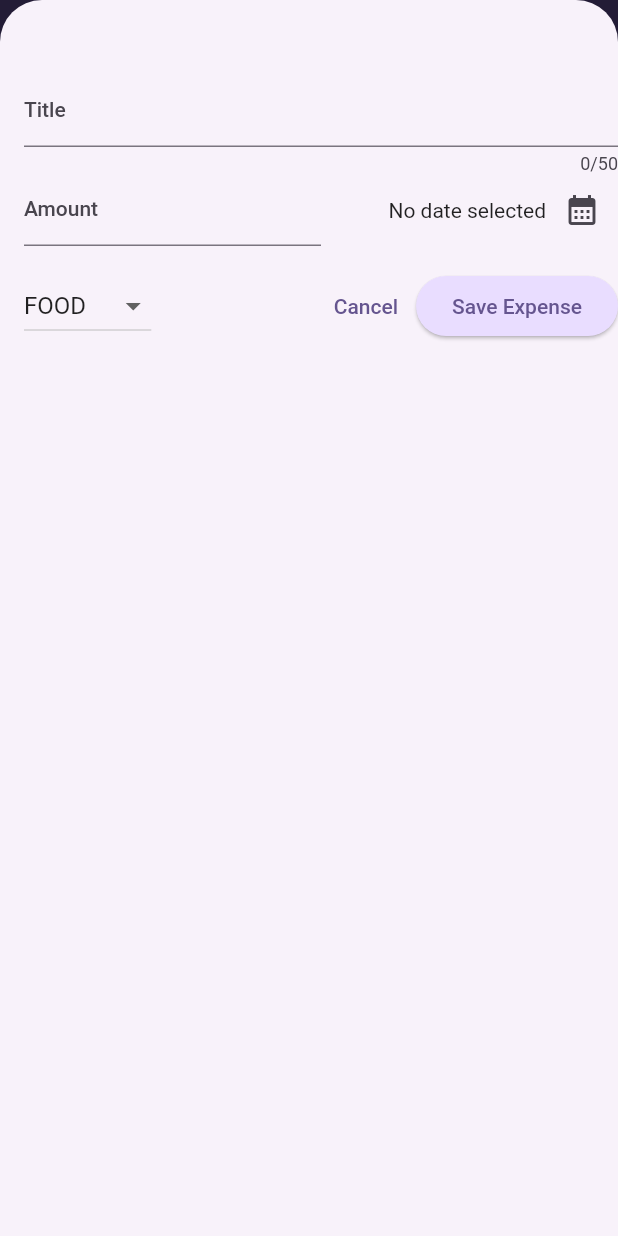
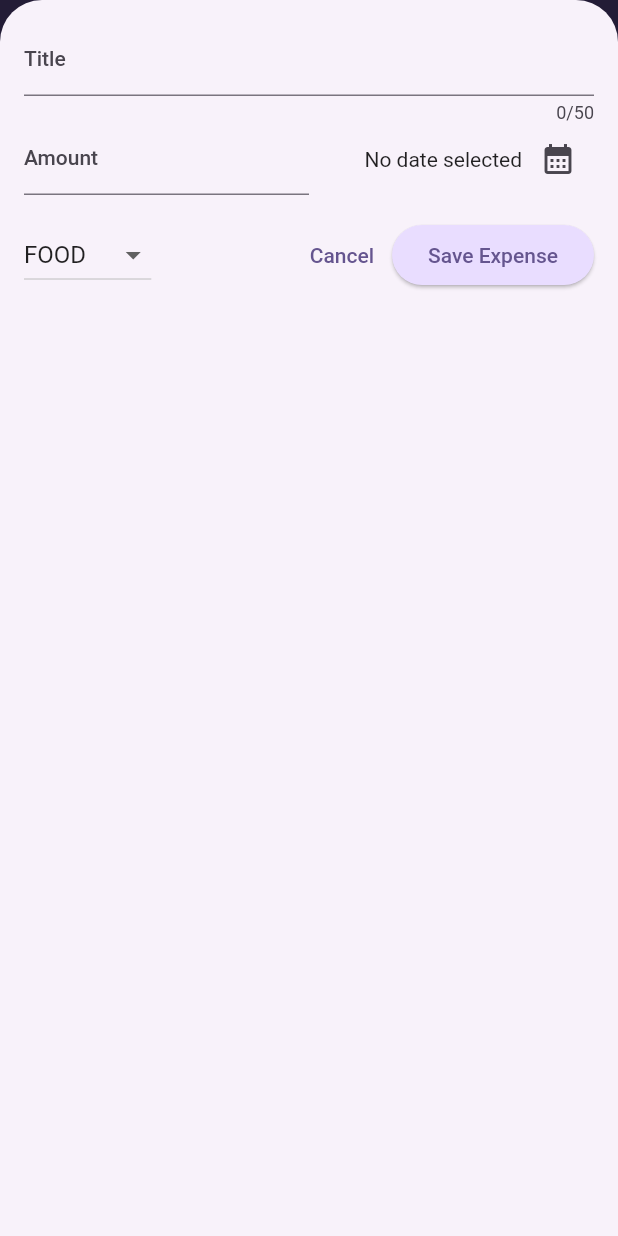
Before and after one commit to VedanshiMehta/Expense-Tracker, a Flutter app: the screen it shows after launch, after a tap on the "add" icon, on a phone screen of 412 x 824 dp. Run offline on Flutter 3.47's test engine with Material 2 defaults, Android fonts, the phone set to English and light mode, and no system bars.

Commit message:
Refactor in main.dar,expenses.dart and new_expenses.dart

```diff
--- a/lib/main.dart
+++ b/lib/main.dart
@@ -1,5 +1,5 @@
 import 'package:flutter/material.dart';
-
+//import 'package:flutter/services.dart';
 import 'package:expense_tracker/widget/expenses.dart';
 
 var kColorScheme =
@@ -9,6 +9,9 @@ var kColorDarkScheme = ColorScheme.fromSeed(
     seedColor: const Color.fromARGB(255, 5, 99, 125));
 
 void main() {
+  //WidgetsFlutterBinding.ensureInitialized();
+  //SystemChrome.setPreferredOrientations([DeviceOrientation.portraitUp])
+  //  .then((value) {
   runApp(
     MaterialApp(
       darkTheme: ThemeData.dark().copyWith(
@@ -64,4 +67,5 @@ void main() {
       home: const Expenses(),
     ),
   );
+  //});
 }
--- a/lib/widget/expenses.dart
+++ b/lib/widget/expenses.dart
@@ -66,6 +66,7 @@ class _ExpensesState extends State<Expenses> {
 
   @override
   Widget build(BuildContext context) {
+    var width = MediaQuery.of(context).size.width;
     Widget mainContent = const Center(
       child: Text('No expense found.Start adding some!'),
     );
@@ -77,6 +78,7 @@ class _ExpensesState extends State<Expenses> {
     }
     return Scaffold(
       appBar: AppBar(
+        centerTitle: false,
         title: const Text('Expense Tracker'),
         //used to add buttons
         actions: [
@@ -86,9 +88,18 @@ class _ExpensesState extends State<Expenses> {
           ),
         ],
       ),
-      body: Column(
+      body: width < 600
+          ? Column(
               children: [
                 Chart(expenses: _registerdExpenses),
+                Expanded(
+                  child: mainContent,
+                ),
+              ],
+            )
+          : Row(
+              children: [
+                Expanded(child: Chart(expenses: _registerdExpenses)),
                 Expanded(
                   child: mainContent,
                 ),
--- a/lib/widget/new_expense.dart
+++ b/lib/widget/new_expense.dart
@@ -74,10 +74,44 @@ class _NewExpenseState extends State<NewExpense> {
 
   @override
   Widget build(BuildContext context) {
-    return Padding(
-      padding: const EdgeInsets.fromLTRB(16, 50, 0, 0),
+    final keyboardSpace = MediaQuery.of(context).viewInsets.bottom;
+    return LayoutBuilder(
+      builder: (ctx, constatraints) {
+        final width = constatraints.maxWidth;
+        return SizedBox(
+          height: double.infinity,
+          child: SingleChildScrollView(
+            child: Padding(
+              padding: EdgeInsets.fromLTRB(16, 16, 16, keyboardSpace + 16),
               child: Column(
                 children: [
+                  if (width >= 600)
+                    Row(
+                      crossAxisAlignment: CrossAxisAlignment.start,
+                      children: [
+                        Expanded(
+                          child: TextField(
+                            controller: _titleController,
+                            maxLength: 50,
+                            decoration: const InputDecoration(
+                              label: Text('Title'),
+                            ),
+                          ),
+                        ),
+                        const SizedBox(width: 24),
+                        Expanded(
+                          child: TextField(
+                            controller: _amountController,
+                            keyboardType: TextInputType.number,
+                            decoration: const InputDecoration(
+                              prefixText: '\$ ',
+                              label: Text('Amount'),
+                            ),
+                          ),
+                        ),
+                      ],
+                    )
+                  else
                     TextField(
                       controller: _titleController,
                       maxLength: 50,
@@ -85,6 +119,51 @@ class _NewExpenseState extends State<NewExpense> {
                         label: Text('Title'),
                       ),
                     ),
+                  if (width >= 600)
+                    Row(
+                      children: [
+                        DropdownButton(
+                          value: _selectedCategory,
+                          items: ExpenseCategory.values
+                              .map(
+                                (category) => DropdownMenuItem(
+                                  value: category,
+                                  child: Text(
+                                    category.name.toUpperCase(),
+                                  ),
+                                ),
+                              )
+                              .toList(),
+                          onChanged: (value) {
+                            if (value == null) {
+                              return;
+                            }
+                            setState(() {
+                              _selectedCategory = value;
+                            });
+                          },
+                        ),
+                        const SizedBox(width: 24),
+                        Expanded(
+                          child: Row(
+                            mainAxisAlignment: MainAxisAlignment.end,
+                            crossAxisAlignment: CrossAxisAlignment.center,
+                            children: [
+                              Text(_selectedDate == null
+                                  ? 'No date selected'
+                                  : formatter.format(_selectedDate!)),
+                              IconButton(
+                                onPressed: _presentDatePicker,
+                                icon: const Icon(
+                                  Icons.calendar_month,
+                                ),
+                              ),
+                            ],
+                          ),
+                        ),
+                      ],
+                    )
+                  else
                     Row(
                       children: [
                         Expanded(
@@ -118,6 +197,23 @@ class _NewExpenseState extends State<NewExpense> {
                       ],
                     ),
                   const SizedBox(height: 16),
+                  if (width >= 600)
+                    Row(
+                      children: [
+                        const Spacer(),
+                        TextButton(
+                          onPressed: () {
+                            Navigator.pop(context);
+                          },
+                          child: const Text('Cancel'),
+                        ),
+                        ElevatedButton(
+                          onPressed: _submitData,
+                          child: const Text('Save Expense'),
+                        ),
+                      ],
+                    )
+                  else
                     Row(
                       children: [
                         DropdownButton(
@@ -156,6 +252,10 @@ class _NewExpenseState extends State<NewExpense> {
                     ),
                 ],
               ),
+            ),
+          ),
+        );
+      },
     );
   }
 }
```
Lines whose indentation alone changed are shown as unchanged.
